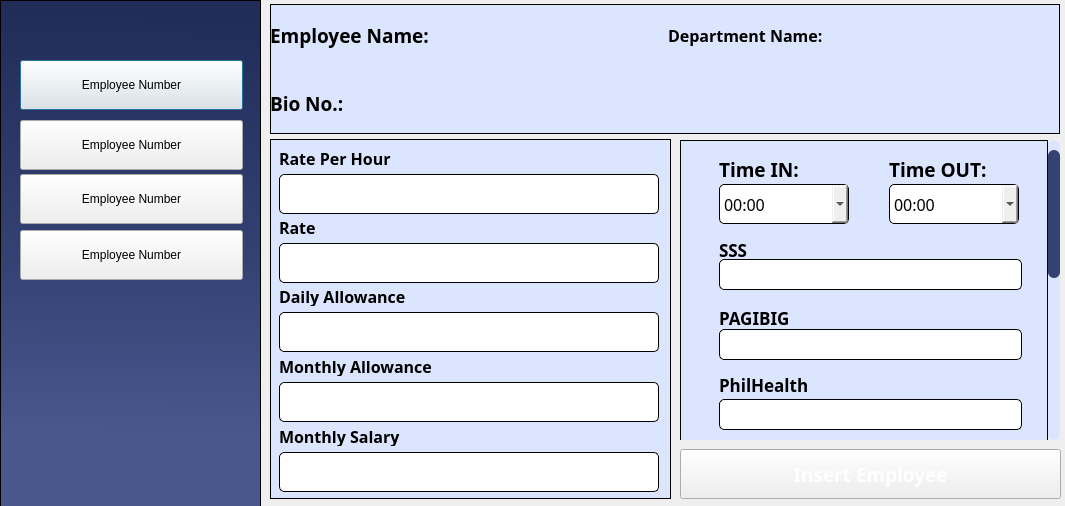
Maze711/systemPayroll, file MainFrame/Resources/UI/employeeList_Accountant.ui: the form before one commit.
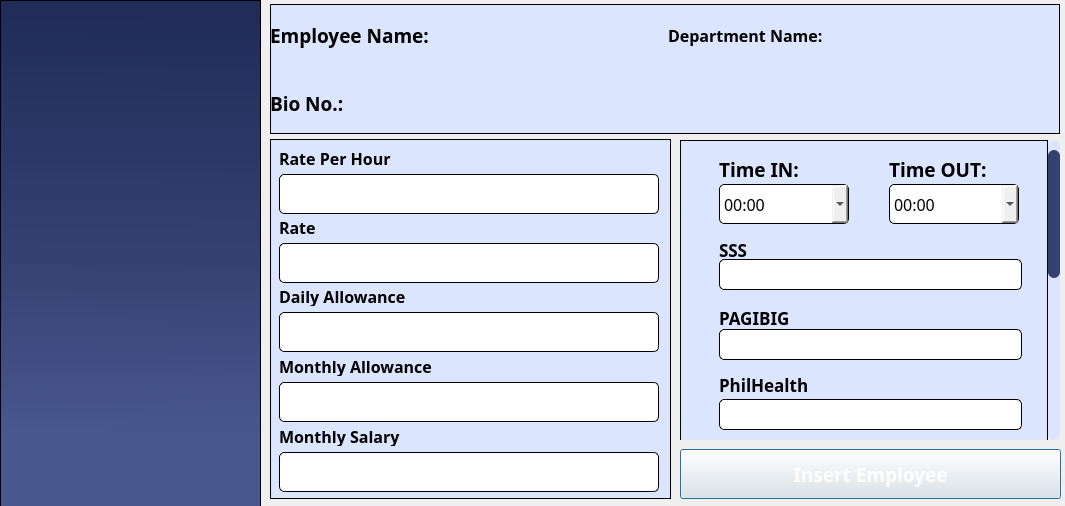
The form after the commit. Icons and pictures are not drawn.

Commit message: Fetching employee details from notification

Patch:
```diff
--- a/MainFrame/Resources/UI/employeeList_Accountant.ui
+++ b/MainFrame/Resources/UI/employeeList_Accountant.ui
@@ -959,58 +959,6 @@
    <property name="frameShadow">
     <enum>QFrame::Raised</enum>
    </property>
-   <widget class="QPushButton" name="pushButton_2">
-    <property name="geometry">
-     <rect>
-      <x>20</x>
-      <y>60</y>
-      <width>223</width>
-      <height>50</height>
-     </rect>
-    </property>
-    <property name="text">
-     <string>Employee Number</string>
-    </property>
-   </widget>
-   <widget class="QPushButton" name="pushButton_3">
-    <property name="geometry">
-     <rect>
-      <x>20</x>
-      <y>120</y>
-      <width>223</width>
-      <height>50</height>
-     </rect>
-    </property>
-    <property name="text">
-     <string>Employee Number</string>
-    </property>
-   </widget>
-   <widget class="QPushButton" name="pushButton_4">
-    <property name="geometry">
-     <rect>
-      <x>20</x>
-      <y>174</y>
-      <width>223</width>
-      <height>50</height>
-     </rect>
-    </property>
-    <property name="text">
-     <string>Employee Number</string>
-    </property>
-   </widget>
-   <widget class="QPushButton" name="pushButton_5">
-    <property name="geometry">
-     <rect>
-      <x>20</x>
-      <y>230</y>
-      <width>223</width>
-      <height>50</height>
-     </rect>
-    </property>
-    <property name="text">
-     <string>Employee Number</string>
-    </property>
-   </widget>
   </widget>
   <widget class="QWidget" name="employeeRate" native="true">
    <property name="geometry">
```
Left out of the diff: 40 changed lines with no effect on the pictures. The commit also changes 3 other files.
